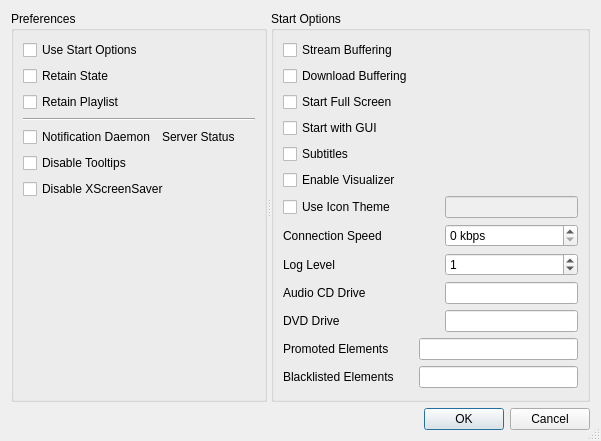
Above: code/settings/ui/settings.ui from andrew-bibb/mbmp before the change. Below: the same form after it.
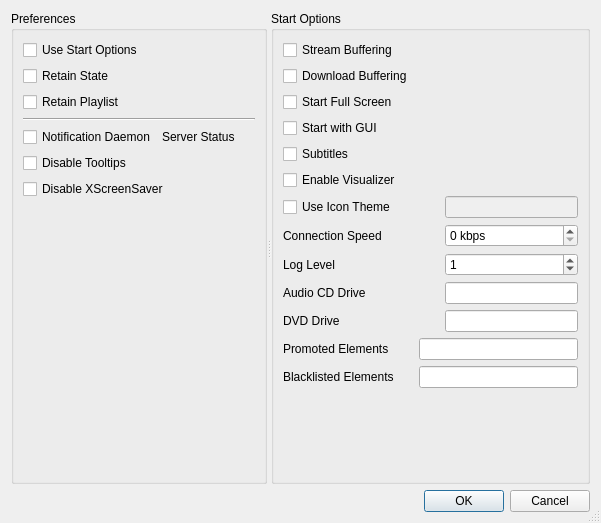
That is the form after the change.

The edit to the form file:
```diff
--- a/code/settings/ui/settings.ui
+++ b/code/settings/ui/settings.ui
@@ -7,7 +7,7 @@
     <x>0</x>
     <y>0</y>
     <width>601</width>
-    <height>441</height>
+    <height>523</height>
    </rect>
   </property>
   <property name="windowTitle">
@@ -24,7 +24,7 @@
      </property>
     </widget>
    </item>
-   <item row="1" column="0">
+   <item row="0" column="0">
     <widget class="QSplitter" name="splitter">
      <property name="orientation">
       <enum>Qt::Horizontal</enum>
@@ -120,19 +120,6 @@
          </property>
         </widget>
        </item>
-       <item row="7" column="0">
-        <spacer name="verticalSpacer">
-         <property name="orientation">
-          <enum>Qt::Vertical</enum>
-         </property>
-         <property name="sizeHint" stdset="0">
-          <size>
-           <width>20</width>
-           <height>317</height>
-          </size>
-         </property>
-        </spacer>
-       </item>
        <item row="3" column="0">
         <widget class="Line" name="line">
          <property name="orientation">
@@ -140,6 +127,19 @@
          </property>
         </widget>
        </item>
+       <item row="7" column="0">
+        <spacer name="verticalSpacer">
+         <property name="orientation">
+          <enum>Qt::Vertical</enum>
+         </property>
+         <property name="sizeHint" stdset="0">
+          <size>
+           <width>20</width>
+           <height>40</height>
+          </size>
+         </property>
+        </spacer>
+       </item>
       </layout>
      </widget>
      <widget class="QGroupBox" name="groupBox_startoptions">
```
Left out of the diff: 23 changed lines with no effect on the pictures.
